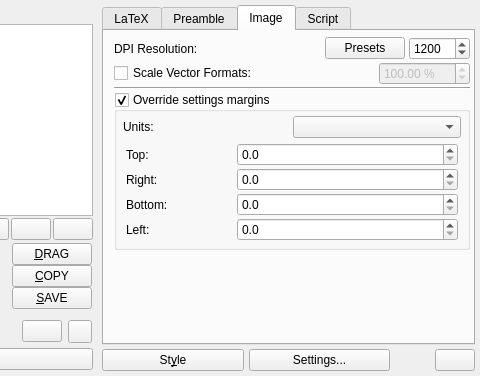
Old version of the form src/klfmainwin.ui in the repository CryFeiFei/klatexformula; both pictures show x 284 to 764 and y 0 to 376 of the 764 by 376 pixel window.
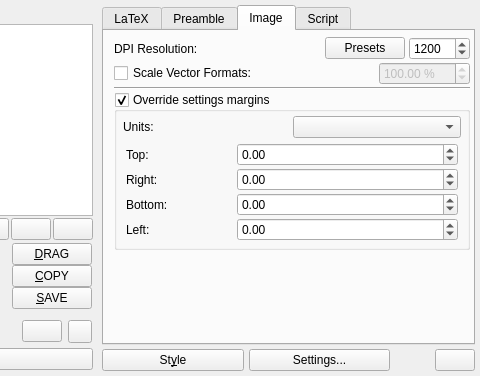
New version of the form. The open tabs and pages were chosen to show the change. Icons and pictures are not drawn. Custom widgets are drawn as their Qt base class.

```diff
--- a/src/klfmainwin.ui
+++ b/src/klfmainwin.ui
@@ -892,13 +892,13 @@
                  <item row="0" column="1">
                   <widget class="KLFUnitSpinBox" name="spnMarginTop">
                    <property name="decimals">
-                    <number>1</number>
+                    <number>2</number>
                    </property>
                    <property name="minimum">
-                    <double>0.000000000000000</double>
+                    <double>-9999.000000000000000</double>
                    </property>
                    <property name="maximum">
-                    <double>100.000000000000000</double>
+                    <double>9999.000000000000000</double>
                    </property>
                    <property name="singleStep">
                     <double>1.000000000000000</double>
@@ -918,13 +918,13 @@
                  <item row="3" column="1">
                   <widget class="KLFUnitSpinBox" name="spnMarginLeft">
                    <property name="decimals">
-                    <number>1</number>
+                    <number>2</number>
                    </property>
                    <property name="minimum">
-                    <double>0.000000000000000</double>
+                    <double>-9999.000000000000000</double>
                    </property>
                    <property name="maximum">
-                    <double>100.000000000000000</double>
+                    <double>9999.000000000000000</double>
                    </property>
                    <property name="singleStep">
                     <double>1.000000000000000</double>
@@ -944,13 +944,13 @@
                  <item row="1" column="1">
                   <widget class="KLFUnitSpinBox" name="spnMarginRight">
                    <property name="decimals">
-                    <number>1</number>
+                    <number>2</number>
                    </property>
                    <property name="minimum">
-                    <double>0.000000000000000</double>
+                    <double>-9999.000000000000000</double>
                    </property>
                    <property name="maximum">
-                    <double>100.000000000000000</double>
+                    <double>9999.000000000000000</double>
                    </property>
                    <property name="singleStep">
                     <double>1.000000000000000</double>
@@ -963,13 +963,13 @@
                  <item row="2" column="1">
                   <widget class="KLFUnitSpinBox" name="spnMarginBottom">
                    <property name="decimals">
-                    <number>1</number>
+                    <number>2</number>
                    </property>
                    <property name="minimum">
-                    <double>0.000000000000000</double>
+                    <double>-9999.000000000000000</double>
                    </property>
                    <property name="maximum">
-                    <double>100.000000000000000</double>
+                    <double>9999.000000000000000</double>
                    </property>
                    <property name="singleStep">
                     <double>1.000000000000000</double>
```
Left out of the diff: 12 changed lines with no effect on the pictures.
